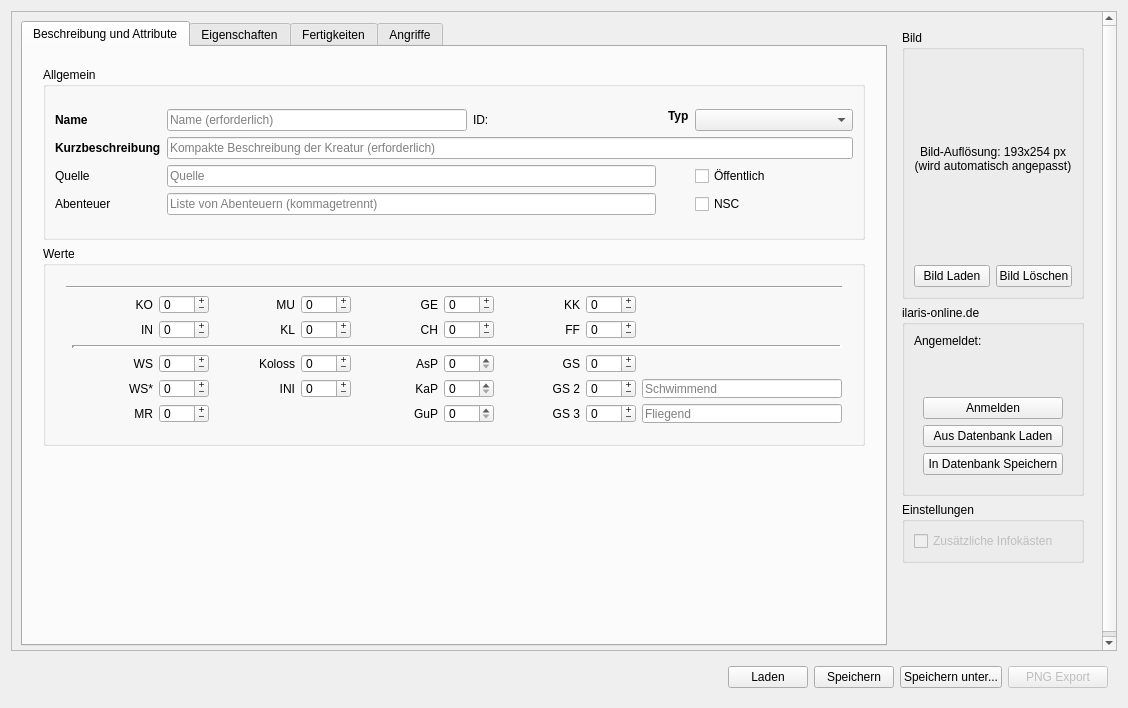
The window that Kreaturen/UI/KreaturMain.ui (brzGatsu/SephrastoPlugins) describes before a commit, drawn with Qt 5.
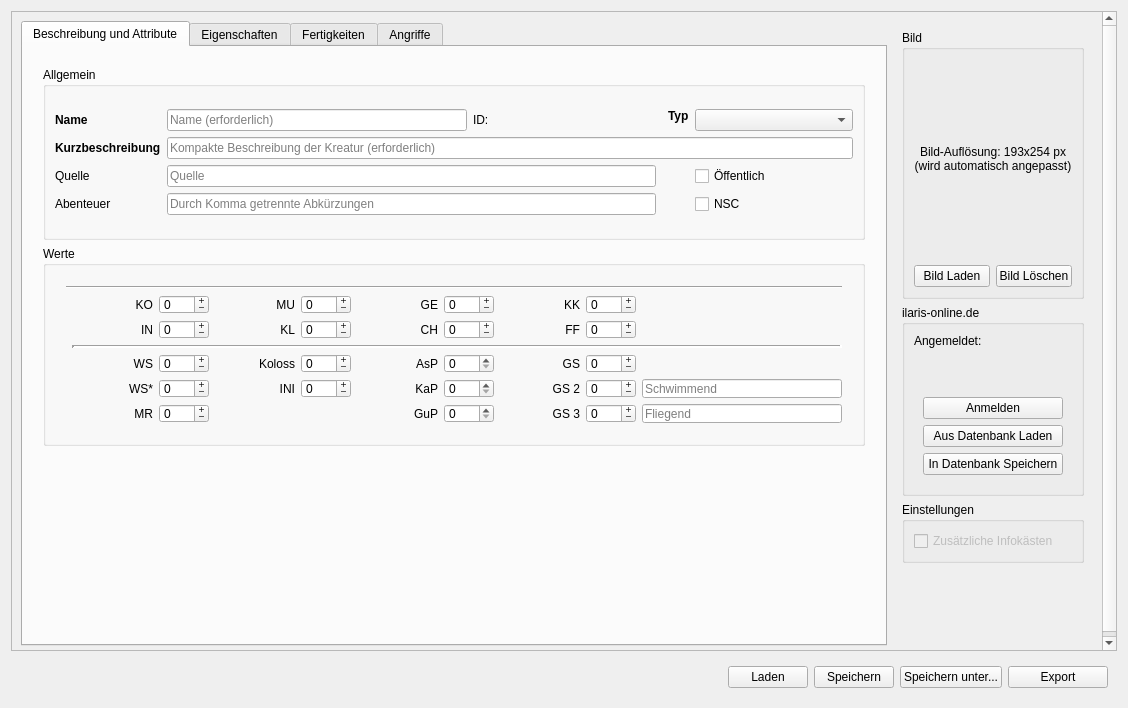
The same window after the commit.

Diff of the .ui file:
```diff
--- a/Kreaturen/UI/KreaturMain.ui
+++ b/Kreaturen/UI/KreaturMain.ui
@@ -409,7 +409,7 @@
                    <string/>
                   </property>
                   <property name="placeholderText">
-                   <string>Liste von Abenteuern (kommagetrennt)</string>
+                   <string>Durch Komma getrennte Abkürzungen</string>
                   </property>
                  </widget>
                 </item>
@@ -1434,7 +1434,7 @@
       <item>
        <widget class="QPushButton" name="btnExport">
         <property name="enabled">
-         <bool>false</bool>
+         <bool>true</bool>
         </property>
         <property name="minimumSize">
          <size>
@@ -1449,7 +1449,7 @@
          </size>
         </property>
         <property name="text">
-         <string>PNG Export</string>
+         <string>Export</string>
         </property>
        </widget>
       </item>
```
Left out of the diff: 2 changed lines with no effect on the pictures.
